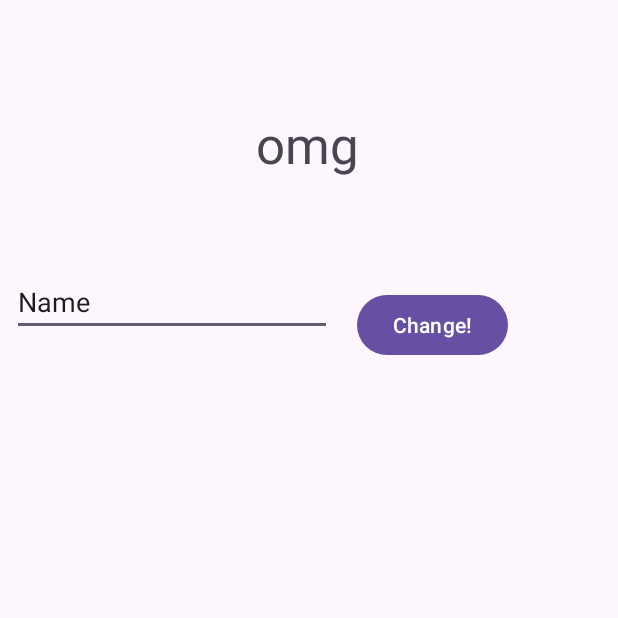
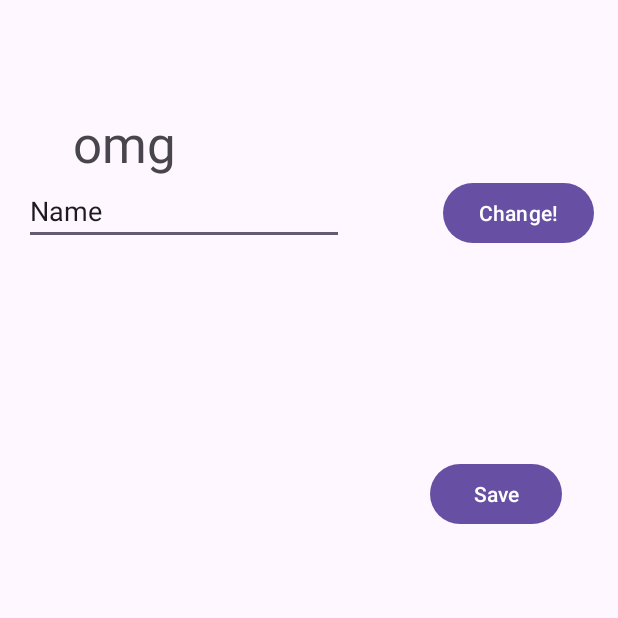
Before and after one commit to Toa3310/ToasApplication, an Android app: the screen it shows after launch (MainActivity), on a phone screen of 412 x 824 dp, the top half of it. Run offline under Robolectric (Android 15) with nearby library versions, the phone set to English and light mode, and no system bars; our stand-ins replace RxJava; 2 statements that could not run were skipped.

Commit message:
セーブボタンを追加

```diff
--- a/app/build.gradle
+++ b/app/build.gradle
@@ -34,6 +34,8 @@ android {
 
 dependencies {
     coreLibraryDesugaring libs.desuger.jdk.libs
+    implementation libs.datastore.preferences
+    implementation libs.datastore.preferences.rxjava3
     implementation libs.appcompat
     implementation libs.material
     implementation libs.activity
--- a/app/src/main/java/jp/ac/meijou/android/s241205182/MainActivity.java
+++ b/app/src/main/java/jp/ac/meijou/android/s241205182/MainActivity.java
@@ -17,6 +17,8 @@ import jp.ac.meijou.android.s241205182.databinding.ActivityMainBinding;
 public class MainActivity extends AppCompatActivity {
 
     private ActivityMainBinding binding;
+    private PrefDataStore prefDataStore;
+
     @Override
     protected void onCreate(Bundle savedInstanceState) {
         super.onCreate(savedInstanceState);
@@ -27,6 +29,13 @@ public class MainActivity extends AppCompatActivity {
             Insets systemBars = insets.getInsets(WindowInsetsCompat.Type.systemBars());
             v.setPadding(systemBars.left, systemBars.top, systemBars.right, systemBars.bottom);
             return insets;
+        });
+
+        prefDataStore = PrefDataStore.getInstance(this);
+
+        binding.saveButton.setOnClickListener(view -> {
+            var text = binding.editTextText.getText().toString();
+            prefDataStore.setString("name", text);
         });
 
         binding.text.setText(R.string.text1);
--- a/app/src/main/res/layout/activity_main.xml
+++ b/app/src/main/res/layout/activity_main.xml
@@ -2,6 +2,7 @@
 <androidx.constraintlayout.widget.ConstraintLayout xmlns:android="http://schemas.android.com/apk/res/android"
     xmlns:app="http://schemas.android.com/apk/res-auto"
     xmlns:tools="http://schemas.android.com/tools"
+    android:id="@+id/saveButton"
     android:layout_width="match_parent"
     android:layout_height="match_parent"
     tools:context=".MainActivity">
@@ -10,35 +11,34 @@
         android:id="@+id/text"
         android:layout_width="wrap_content"
         android:layout_height="wrap_content"
+        android:layout_marginStart="16dp"
         android:text="@string/text"
         android:textSize="34sp"
         app:layout_constraintBottom_toBottomOf="parent"
         app:layout_constraintEnd_toEndOf="parent"
-        app:layout_constraintHorizontal_bias="0.498"
+        app:layout_constraintHorizontal_bias="0.1"
         app:layout_constraintStart_toStartOf="parent"
         app:layout_constraintTop_toTopOf="parent"
-        app:layout_constraintVertical_bias="0.094" />
+        app:layout_constraintVertical_bias="0.093" />
 
     <Button
         android:id="@+id/button"
         android:layout_width="wrap_content"
         android:layout_height="wrap_content"
-        android:layout_marginStart="60dp"
-        android:layout_marginTop="32dp"
-        android:layout_marginEnd="61dp"
-        android:layout_marginBottom="541dp"
+        android:layout_marginEnd="16dp"
         android:text="Change!"
         app:layout_constraintBottom_toBottomOf="parent"
         app:layout_constraintEnd_toEndOf="parent"
-        app:layout_constraintHorizontal_bias="0.936"
+        app:layout_constraintHorizontal_bias="1.0"
         app:layout_constraintStart_toStartOf="parent"
-        app:layout_constraintTop_toBottomOf="@+id/text" />
+        app:layout_constraintTop_toBottomOf="@+id/text"
+        app:layout_constraintVertical_bias="0.0" />
 
     <EditText
         android:id="@+id/editTextText"
         android:layout_width="wrap_content"
         android:layout_height="wrap_content"
-        android:layout_marginStart="8dp"
+        android:layout_marginStart="16dp"
         android:layout_marginEnd="16dp"
         android:layout_marginBottom="600dp"
         android:ems="10"
@@ -49,6 +49,21 @@
         app:layout_constraintHorizontal_bias="0.0"
         app:layout_constraintStart_toStartOf="parent"
         app:layout_constraintTop_toBottomOf="@+id/text"
-        app:layout_constraintVertical_bias="1.0" />
+        app:layout_constraintVertical_bias="0.0" />
+
+    <Button
+        android:id="@+id/button2"
+        android:layout_width="wrap_content"
+        android:layout_height="wrap_content"
+        android:layout_marginTop="8dp"
+        android:layout_marginEnd="16dp"
+        android:layout_marginBottom="300dp"
+        android:text="Save"
+        app:layout_constraintBottom_toBottomOf="parent"
+        app:layout_constraintEnd_toEndOf="parent"
+        app:layout_constraintHorizontal_bias="0.931"
+        app:layout_constraintStart_toStartOf="parent"
+        app:layout_constraintTop_toBottomOf="@+id/button"
+        app:layout_constraintVertical_bias="0.435" />
 
 </androidx.constraintlayout.widget.ConstraintLayout>
--- a/gradle/libs.versions.toml
+++ b/gradle/libs.versions.toml
@@ -8,6 +8,8 @@ material = "1.10.0"
 activity = "1.8.0"
 constraintlayout = "2.1.4"
 desugerJdkLibs = "2.1.5"
+datastore = "1.1.7"
+
 
 [libraries]
 junit = { group = "junit", name = "junit", version.ref = "junit" }
@@ -18,6 +20,8 @@ material = { group = "com.google.android.material", name = "material", version.r
 activity = { group = "androidx.activity", name = "activity", version.ref = "activity" }
 constraintlayout = { group = "androidx.constraintlayout", name = "constraintlayout", version.ref = "constraintlayout" }
 desuger-jdk-libs = { group = "com.android.tools", name = "desugar_jdk_libs", version.ref = "desugerJdkLibs" }
+datastore-preferences = { group = "androidx.datastore", name = "datastore-preferences", version.ref = "datastore" }
+datastore-preferences-rxjava3 = { group = "androidx.datastore", name = "datastore-preferences-rxjava3", version.ref = "datastore" }
 
 [plugins]
 android-application = { id = "com.android.application", version.ref = "agp" }
```
Also changed, not shown: app/src/main/java/jp/ac/meijou/android/s241205182/PrefDataStore.java (added, +41 -0 lines).
